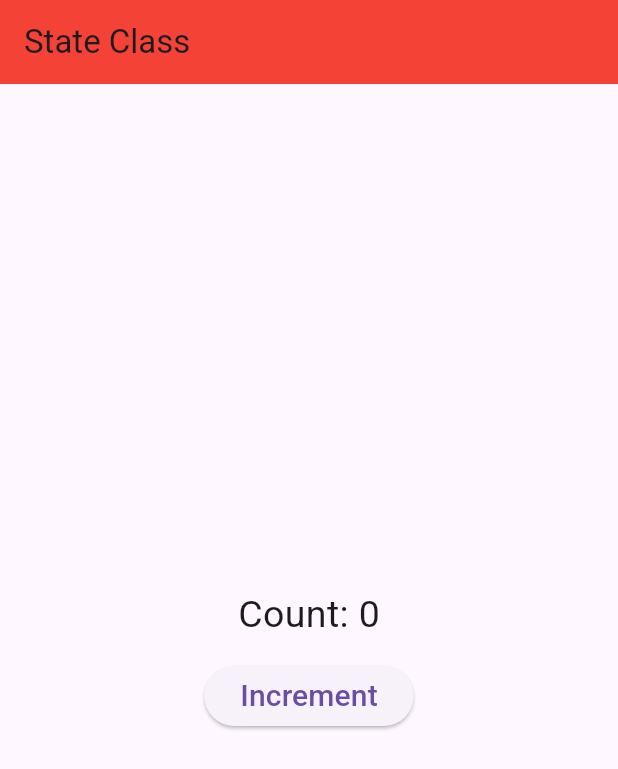
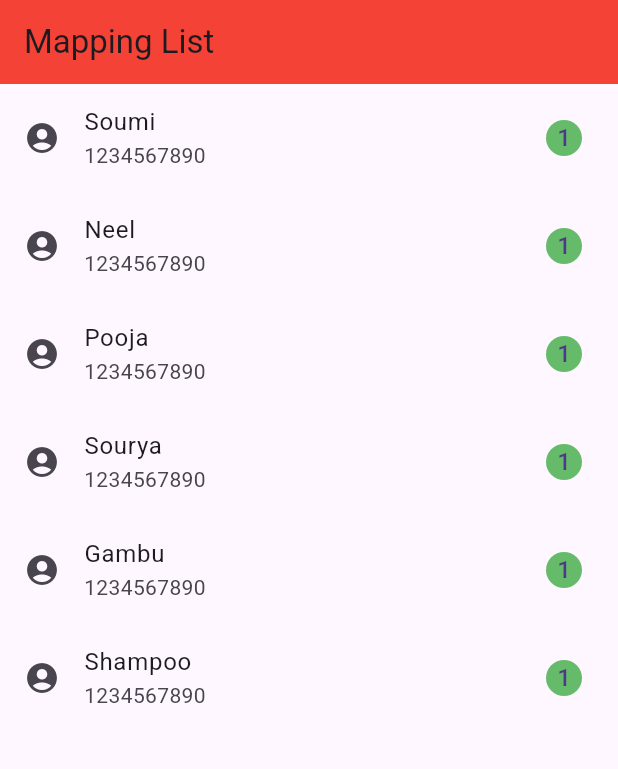
Before and after one commit to thesoumisamanta/Flutter-Widgets, a Flutter app: the screen it shows after launch, on a phone screen of 412 x 824 dp. Shown: the top 769 px of the screen. Run offline on Flutter 3.47's test engine with Material 3 defaults, Android fonts, the phone set to English and light mode, and no system bars; our stand-ins replace font_awesome_flutter.

Commit message:
Add Calculator, MappingLists, and MathOperations widgets; update home widget

```diff
--- a/lib/main.dart
+++ b/lib/main.dart
@@ -5,10 +5,13 @@ import 'package:practice_1/expanded_widget_page.dart';
 import 'package:practice_1/functions/callback_functions.dart';
 import 'package:practice_1/list_view_page.dart';
 import 'package:practice_1/margin_padding.dart';
+import 'package:practice_1/operations/calculator.dart';
 import 'package:practice_1/ui_helper/util.dart';
 import 'package:practice_1/widgets/card_widgets.dart';
 import 'package:practice_1/widgets/current_date_time.dart';
 import 'package:practice_1/widgets/grid_layouts.dart';
+import 'package:practice_1/widgets/mapping_lists.dart';
+import 'package:practice_1/widgets/math_operations.dart';
 import 'package:practice_1/widgets/stack_widgets.dart';
 import 'package:practice_1/widgets/state_build_class.dart';
 import 'package:practice_1/widgets/wrap_widgets.dart';
@@ -34,7 +37,7 @@ class FlutterApp extends StatelessWidget {
                   TextStyle(fontSize: 25, fontWeight: FontWeight.bold),
               titleSmall:
                   TextStyle(fontSize: 15, fontWeight: FontWeight.w500))),
-      home: StateBuildClass(),
+      home: MappingLists(),
     );
   }
 }
--- /dev/null
+++ b/lib/widgets/mapping_lists.dart
@@ -0,0 +1,61 @@
+import 'package:flutter/material.dart';
+
+class MappingLists extends StatelessWidget {
+  var arrNames = ["Soumi", "Neel", "Pooja", "Sourya", "Gambu", "Shampoo"];
+  var arrData = [
+    {'name': 'Soumi', 'mobNo': 1234567890, 'unread': 1},
+    {'name': 'Neel', 'mobNo': 1234567890, 'unread': 1},
+    {'name': 'Pooja', 'mobNo': 1234567890, 'unread': 1},
+    {'name': 'Sourya', 'mobNo': 1234567890, 'unread': 1},
+    {'name': 'Gambu', 'mobNo': 1234567890, 'unread': 1},
+    {'name': 'Shampoo', 'mobNo': 1234567890, 'unread': 1},
+  ];
+  @override
+  Widget build(BuildContext context) {
+    return Scaffold(
+        appBar: AppBar(
+          title: Text("Mapping List"),
+        ),
+        body: Container(
+          child: ListView(
+              children: arrData.map((value) {
+            return ListTile(
+              leading: Icon(Icons.account_circle),
+              title: Text(value['name'].toString()),
+              subtitle: Text(value['mobNo'].toString()),
+              trailing: CircleAvatar(
+                radius: 12,
+                backgroundColor: Colors.green.shade400,
+                child: Text(value['unread'].toString())
+                ),
+            );
+          }).toList()),
+        )
+        // Container(
+        //   child: ListView(
+        //       children: arrNames.map((value) {
+        //     return Padding(
+        //       padding: const EdgeInsets.all(8.0),
+        //       child: Container(
+        //         decoration: BoxDecoration(
+        //           borderRadius: BorderRadius.circular(15),
+        //           color: Colors.blueGrey,
+        //         ),
+        //         child: Padding(
+        //           padding: const EdgeInsets.all(8.0),
+        //           child: Center(
+        //               child: Text(
+        //             value,
+        //             style: TextStyle(
+        //                 fontSize: 20,
+        //                 color: Colors.amberAccent,
+        //                 fontWeight: FontWeight.bold),
+        //           )),
+        //         ),
+        //       ),
+        //     );
+        //   }).toList()),
+        // ),
+        );
+  }
+}
```
Also changed, not shown: lib/operations/calculator.dart (added, +28 -0 lines), lib/widgets/math_operations.dart (added, +52 -0 lines).
